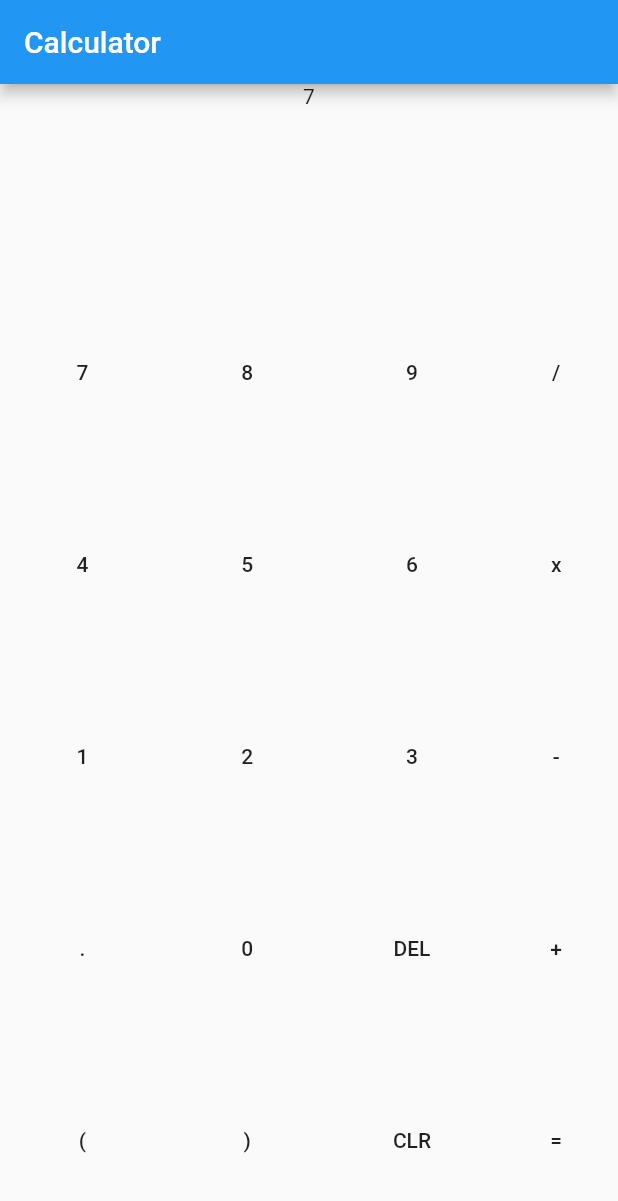
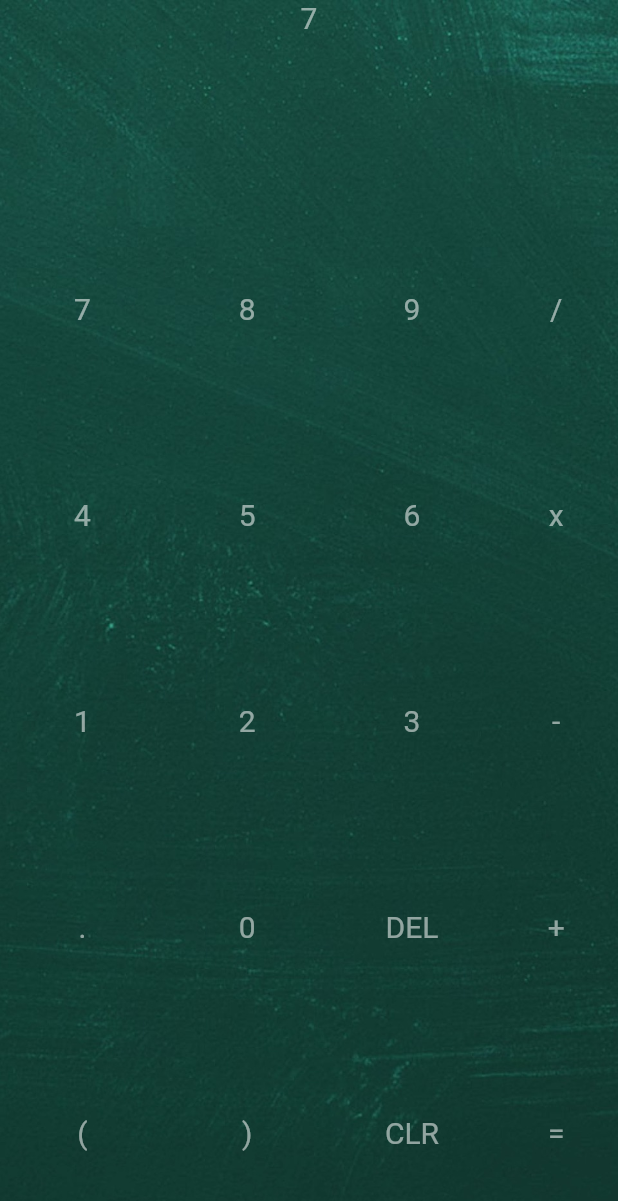
Before and after one commit to sstrangway/calculator, a Flutter app: the screen it shows after launch, after a tap on an icon or button, on a phone screen of 412 x 824 dp. Shown: the top 1201 px of the screen. Run offline on Flutter 3.47's test engine with Material 2 defaults, Android fonts, the phone set to English and light mode, and no system bars; our stand-ins replace math_expressions.

Commit message:
added basic styling (#3)

```diff
--- a/lib/main.dart
+++ b/lib/main.dart
@@ -51,13 +51,27 @@ class _MyAppState extends State<MyApp> {
       title: 'Calculator',
       theme: ThemeData(
         primarySwatch: Colors.blue,
+        textTheme: TextTheme(
+          headline: TextStyle(fontSize: 72.0, fontWeight: FontWeight.bold),
+          title: TextStyle(fontSize: 36.0, fontStyle: FontStyle.italic),
+          body1: TextStyle(fontSize: 20.0,  color: Colors.white54),
+          body2:  TextStyle(fontSize: 40.0, fontWeight: FontWeight.w700, color: Colors.white54),
+        ),
       ),
       home: Scaffold(
         // appBar: Display(displayText, answer),
-        appBar: AppBar(
-          title: Text('Calculator'),
+        // appBar: AppBar(
+        //   title: Text('Calculator'),
+        //   toolbarOpacity: 0.0,
+        // ),
+        body: Container(
+          decoration: BoxDecoration(
+            image: DecorationImage(
+              fit: BoxFit.cover,
+              image: AssetImage('assets/chalkboard.jpg'),
             ),
-        body: Center(
+          ),
+          child: Center(
             child: Column(
               children: <Widget>[
                 Expanded(
@@ -83,6 +97,7 @@ class _MyAppState extends State<MyApp> {
             ),
           ),
         ),
+      ),
     );
   }
 }
--- a/lib/widgets/calculator_button.dart
+++ b/lib/widgets/calculator_button.dart
@@ -9,7 +9,10 @@ class CalculatorButton extends StatelessWidget {
   Widget build(BuildContext context) {
     return Expanded(
       child: FlatButton(
-        child: Text(text),
+        child: Text(
+          text,
+          style: Theme.of(context).textTheme.body1,
+        ),
         onPressed: () {
           updateDisplay(text);
         },
--- a/lib/widgets/display.dart
+++ b/lib/widgets/display.dart
@@ -9,8 +9,19 @@ class Display extends StatelessWidget {
   Widget build(BuildContext context) {
     return Column(
       children: <Widget>[
-        Text(equation),
-        Text(answer),
+        SafeArea(
+          bottom: false,
+          child: Text(
+            equation,
+          ),
+        ),
+        SizedBox(
+          height: 10.0,
+        ),
+        Text(
+          answer,
+          style: Theme.of(context).textTheme.body2,
+        ),
       ],
     );
   }
--- a/pubspec.yaml
+++ b/pubspec.yaml
@@ -42,8 +42,8 @@ flutter:
   uses-material-design: true
 
   # To add assets to your application, add an assets section, like this:
-  # assets:
-  #  - images/a_dot_burr.jpeg
+  assets:
+    - assets/chalkboard.jpg
   #  - images/a_dot_ham.jpeg
 
   # An image asset can refer to one or more resolution-specific "variants", see
```
Also changed, not shown: assets/chalkboard.jpg (added). Lines whose indentation alone changed are shown as unchanged.
